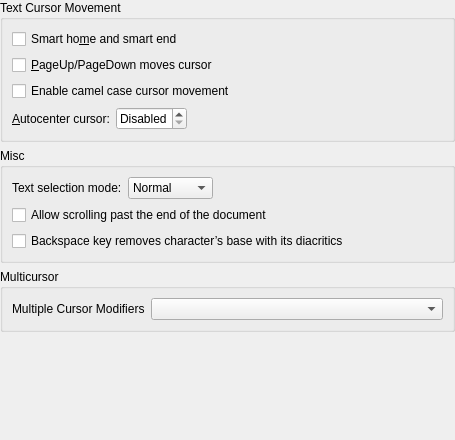
Qt form src/dialogs/navigationconfigwidget.ui (KDE/ktexteditor) before a commit.
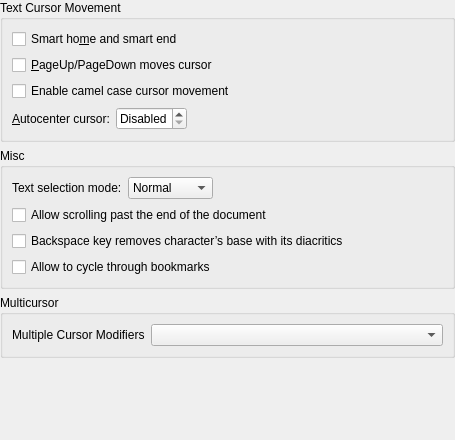
The same form after that commit.

Commit message: Allow disabling 'cycle through bookmarks' behaviour

```diff
--- a/src/dialogs/navigationconfigwidget.ui
+++ b/src/dialogs/navigationconfigwidget.ui
@@ -178,6 +178,13 @@
         </property>
        </widget>
       </item>
+      <item>
+       <widget class="QCheckBox" name="cbCycleBookmarks">
+        <property name="text">
+         <string>Allow to cycle through bookmarks</string>
+        </property>
+       </widget>
+      </item>
      </layout>
     </widget>
    </item>
```
The commit also changes 6 other files.
